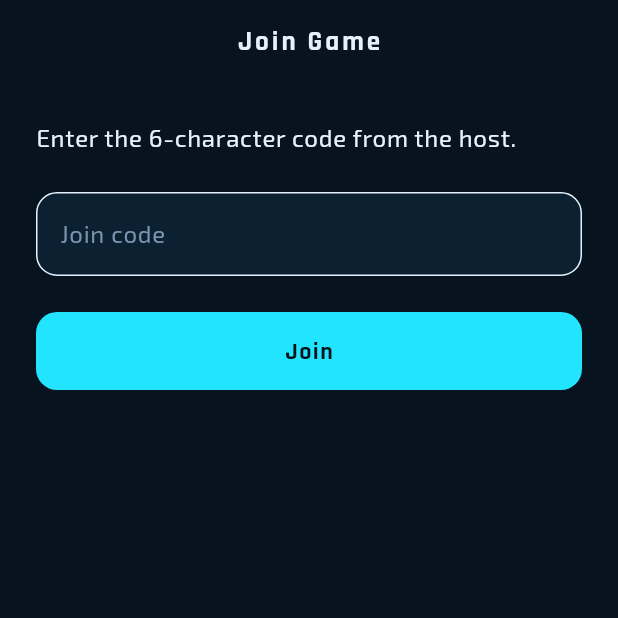
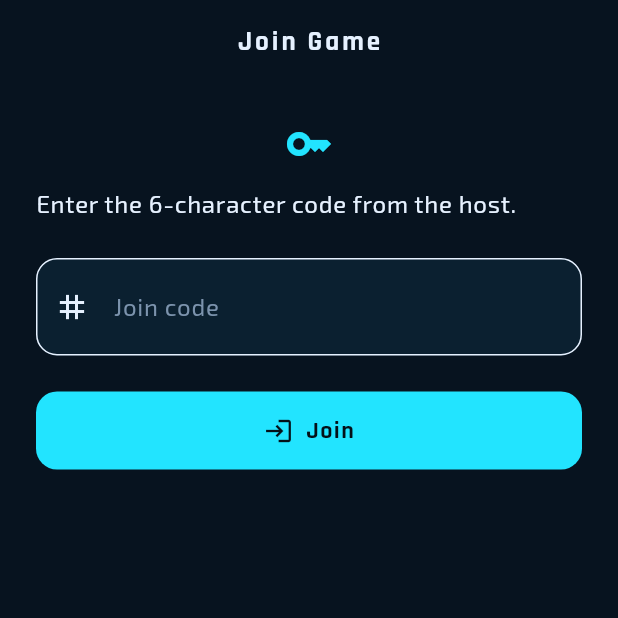
Before and after one commit to MNajamulHassan/nexus, a Flutter app: the JoinGameScreen screen opened by its route, on a phone screen of 412 x 824 dp, the top half of it. Run offline on Flutter 3.47's test engine with Material 3 defaults, Android fonts, the phone set to English and light mode, and no system bars; our stand-ins replace flutter_riverpod, geolocator, go_router, supabase_flutter, wakelock_plus; missing offline and left inert: mapbox_maps_flutter; accounts and stored records are empty; network calls fail.

Commit message:
feat(join-game): key icon, centered code field, icon'd Join button
Join code field is centered with wider letter-spacing and a tag prefix
icon; the error text cross-fades in (AnimatedCrossFade) with an error
icon instead of popping in; Join button gets a leading icon. No QR scan
or recent-rooms list — neither existed before and neither was added.

Co-Authored-By: Claude Sonnet 5 <noreply@anthropic.com>

```diff
--- a/lib/features/join_game/join_game_screen.dart
+++ b/lib/features/join_game/join_game_screen.dart
@@ -69,6 +69,8 @@ class _JoinGameScreenState extends ConsumerState<JoinGameScreen> {
       body: ListView(
         padding: const EdgeInsets.fromLTRB(24, 24, 24, 32),
         children: [
+          const Icon(Icons.key_outlined, color: NexusTheme.accent, size: 32),
+          const SizedBox(height: 12),
           Text(
             'Enter the 6-character code from the host.',
             style: Theme.of(context).textTheme.bodyLarge,
@@ -78,6 +80,7 @@ class _JoinGameScreenState extends ConsumerState<JoinGameScreen> {
             controller: _code,
             enabled: !_joining,
             maxLength: 6,
+            textAlign: TextAlign.center,
             textCapitalization: TextCapitalization.characters,
             textInputAction: TextInputAction.done,
             autocorrect: false,
@@ -87,28 +90,57 @@ class _JoinGameScreenState extends ConsumerState<JoinGameScreen> {
               _UpperCaseTextFormatter(),
             ],
             style: NexusTheme.readout.copyWith(
-              letterSpacing: 4,
+              fontSize: 22,
+              letterSpacing: 6,
               fontWeight: FontWeight.w700,
             ),
             decoration: const InputDecoration(
               labelText: 'Join code',
               counterText: '',
+              prefixIcon: Icon(Icons.tag),
             ),
           ),
-          if (_error != null) ...[
-            const SizedBox(height: 12),
-            Text(
-              _error!,
-              style: Theme.of(context).textTheme.bodyMedium?.copyWith(
-                color: Theme.of(context).colorScheme.error,
+          AnimatedCrossFade(
+            duration: const Duration(milliseconds: 250),
+            crossFadeState: _error != null
+                ? CrossFadeState.showFirst
+                : CrossFadeState.showSecond,
+            firstChild: Padding(
+              padding: const EdgeInsets.only(top: 12),
+              child: Row(
+                children: [
+                  const Icon(
+                    Icons.error_outline,
+                    size: 18,
+                    color: NexusTheme.danger,
+                  ),
+                  const SizedBox(width: 8),
+                  Expanded(
+                    child: Text(
+                      _error ?? '',
+                      style: Theme.of(context).textTheme.bodyMedium?.copyWith(
+                        color: Theme.of(context).colorScheme.error,
+                      ),
+                    ),
+                  ),
+                ],
               ),
             ),
-          ],
+            secondChild: const SizedBox(width: double.infinity),
+          ),
           const SizedBox(height: 24),
           AppBusyButton(
             busy: _joining,
             onPressed: _join,
-            child: const Text('Join'),
+            child: const Row(
+              mainAxisAlignment: MainAxisAlignment.center,
+              mainAxisSize: MainAxisSize.min,
+              children: [
+                Icon(Icons.login, size: 20),
+                SizedBox(width: 8),
+                Text('Join'),
+              ],
+            ),
           ),
         ],
       ),
```
